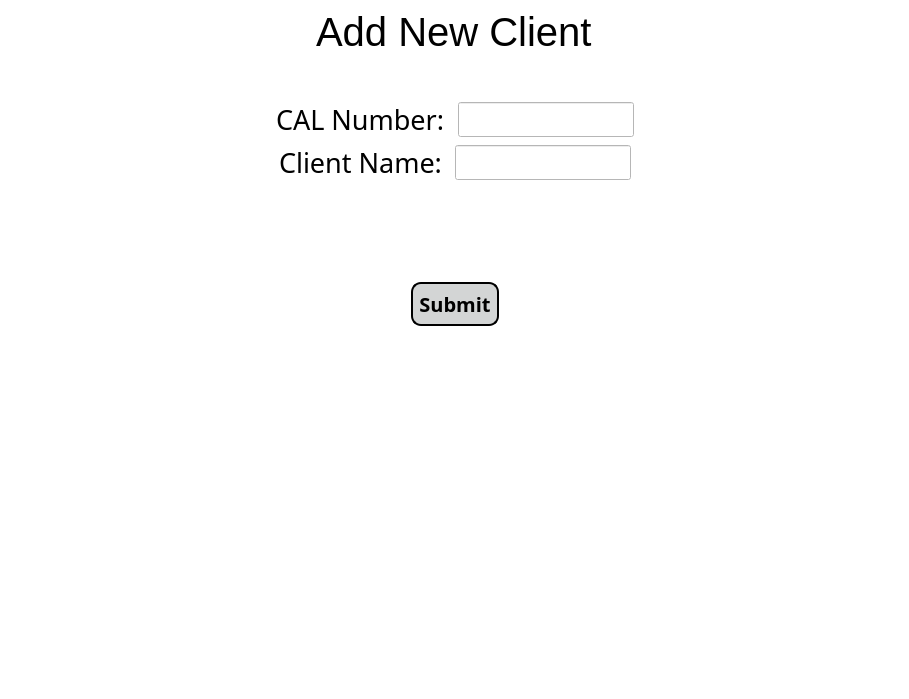
The window that ui/add_client_page.ui (JasonLaux/DC-Boxjelly) describes before a commit, drawn with Qt 5.
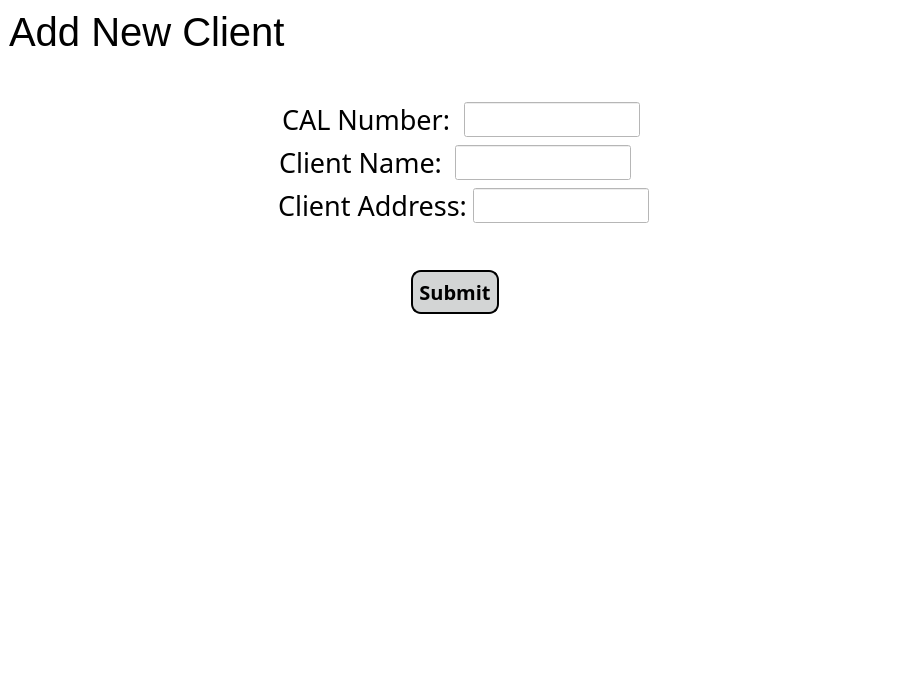
The same window after the commit.

Commit message: Display table on home page

Diff of the .ui file:
```diff
--- a/ui/add_client_page.ui
+++ b/ui/add_client_page.ui
@@ -18,7 +18,7 @@
   </property>
   <widget class="QWidget" name="centralwidget">
    <layout class="QVBoxLayout" name="verticalLayout_4">
-    <item alignment="Qt::AlignHCenter">
+    <item>
      <widget class="QLabel" name="headerLabel">
       <property name="maximumSize">
        <size>
@@ -37,24 +37,6 @@
      </widget>
     </item>
     <item>
-     <layout class="QVBoxLayout" name="verticalLayout_3">
-      <property name="bottomMargin">
-       <number>15</number>
-      </property>
-      <item>
-       <spacer name="verticalSpacer_4">
-        <property name="orientation">
-         <enum>Qt::Vertical</enum>
-        </property>
-        <property name="sizeHint" stdset="0">
-         <size>
-          <width>20</width>
-          <height>40</height>
-         </size>
-        </property>
-       </spacer>
-      </item>
-      <item>
        <layout class="QHBoxLayout" name="horizontalLayout_2">
         <item>
          <spacer name="horizontalSpacer_3">
@@ -73,6 +55,21 @@
          </spacer>
         </item>
         <item>
+       <layout class="QVBoxLayout" name="verticalLayout_3">
+        <item>
+         <spacer name="verticalSpacer_4">
+          <property name="orientation">
+           <enum>Qt::Vertical</enum>
+          </property>
+          <property name="sizeHint" stdset="0">
+           <size>
+            <width>20</width>
+            <height>40</height>
+           </size>
+          </property>
+         </spacer>
+        </item>
+        <item>
          <layout class="QVBoxLayout" name="verticalLayout">
           <item>
            <layout class="QHBoxLayout" name="horizontalLayout_6">
@@ -96,7 +93,7 @@
               </property>
               <property name="sizeHint" stdset="0">
                <size>
-                <width>40</width>
+                <width>58</width>
                 <height>20</height>
                </size>
               </property>
@@ -257,17 +254,97 @@
            </layout>
           </item>
           <item>
-           <spacer name="verticalSpacer_5">
+           <layout class="QHBoxLayout" name="horizontalLayout_12">
+            <item>
+             <spacer name="horizontalSpacer_39">
             <property name="orientation">
-             <enum>Qt::Vertical</enum>
+               <enum>Qt::Horizontal</enum>
             </property>
             <property name="sizeHint" stdset="0">
              <size>
-              <width>20</width>
-              <height>40</height>
+                <width>40</width>
+                <height>20</height>
              </size>
             </property>
            </spacer>
+            </item>
+            <item>
+             <spacer name="horizontalSpacer_40">
+              <property name="orientation">
+               <enum>Qt::Horizontal</enum>
+              </property>
+              <property name="sizeHint" stdset="0">
+               <size>
+                <width>58</width>
+                <height>20</height>
+               </size>
+              </property>
+             </spacer>
+            </item>
+            <item>
+             <widget class="QLabel" name="clientAddressLabel">
+              <property name="sizePolicy">
+               <sizepolicy hsizetype="Expanding" vsizetype="Expanding">
+                <horstretch>0</horstretch>
+                <verstretch>0</verstretch>
+               </sizepolicy>
+              </property>
+              <property name="font">
+               <font>
+                <family>SimSun-ExtB</family>
+                <pointsize>20</pointsize>
+               </font>
+              </property>
+              <property name="text">
+               <string>Client Address:</string>
+              </property>
+             </widget>
+            </item>
+            <item>
+             <widget class="QLineEdit" name="clientAddressLine">
+              <property name="sizePolicy">
+               <sizepolicy hsizetype="Fixed" vsizetype="Fixed">
+                <horstretch>0</horstretch>
+                <verstretch>0</verstretch>
+               </sizepolicy>
+              </property>
+              <property name="font">
+               <font>
+                <family>SimSun-ExtB</family>
+                <pointsize>14</pointsize>
+               </font>
+              </property>
+             </widget>
+            </item>
+            <item>
+             <spacer name="horizontalSpacer_41">
+              <property name="orientation">
+               <enum>Qt::Horizontal</enum>
+              </property>
+              <property name="sizeHint" stdset="0">
+               <size>
+                <width>40</width>
+                <height>20</height>
+               </size>
+              </property>
+             </spacer>
+            </item>
+            <item>
+             <spacer name="horizontalSpacer_42">
+              <property name="orientation">
+               <enum>Qt::Horizontal</enum>
+              </property>
+              <property name="sizeHint" stdset="0">
+               <size>
+                <width>40</width>
+                <height>20</height>
+               </size>
+              </property>
+             </spacer>
+            </item>
+           </layout>
+          </item>
+         </layout>
           </item>
           <item>
            <spacer name="verticalSpacer_3">
@@ -308,6 +385,11 @@
          </spacer>
         </item>
        </layout>
+    </item>
+    <item>
+     <layout class="QHBoxLayout" name="horizontalLayout">
+      <item>
+       <layout class="QVBoxLayout" name="verticalLayout_2"/>
       </item>
      </layout>
     </item>
```
Left out of the diff: 11 changed lines with no effect on the pictures. Lines whose indentation alone changed are shown as unchanged. The commit also changes 2 other files.
